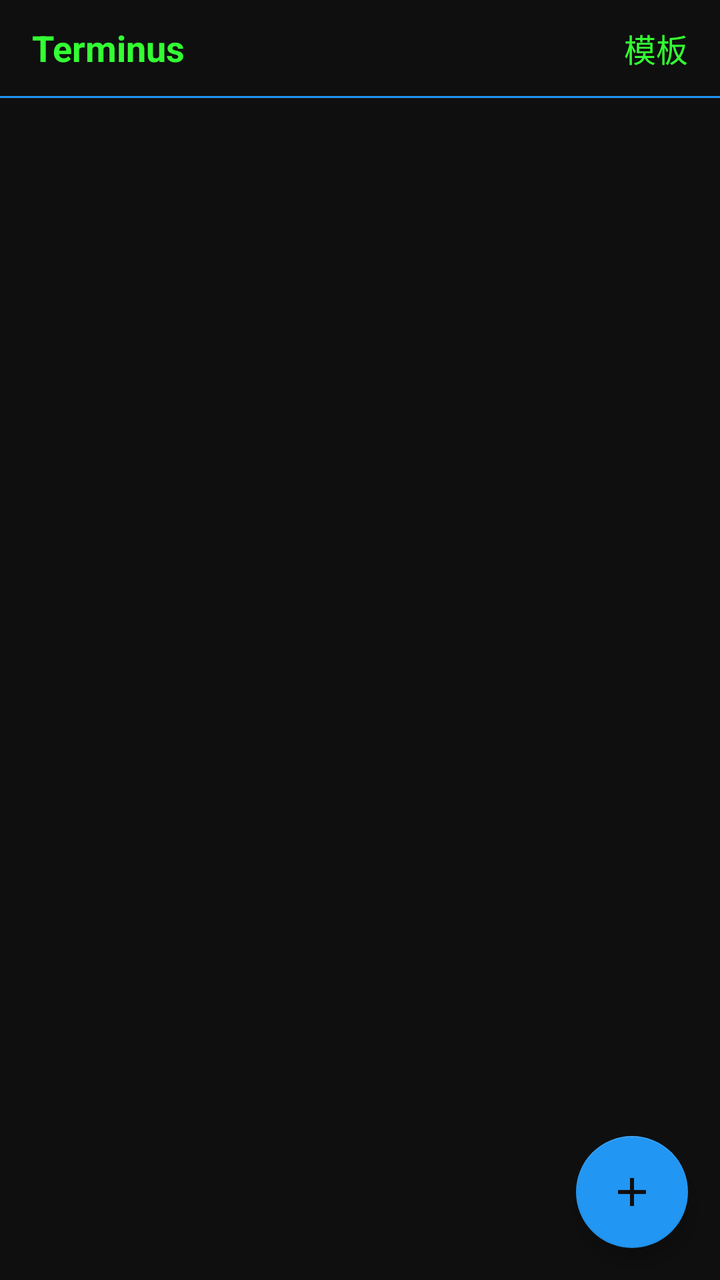
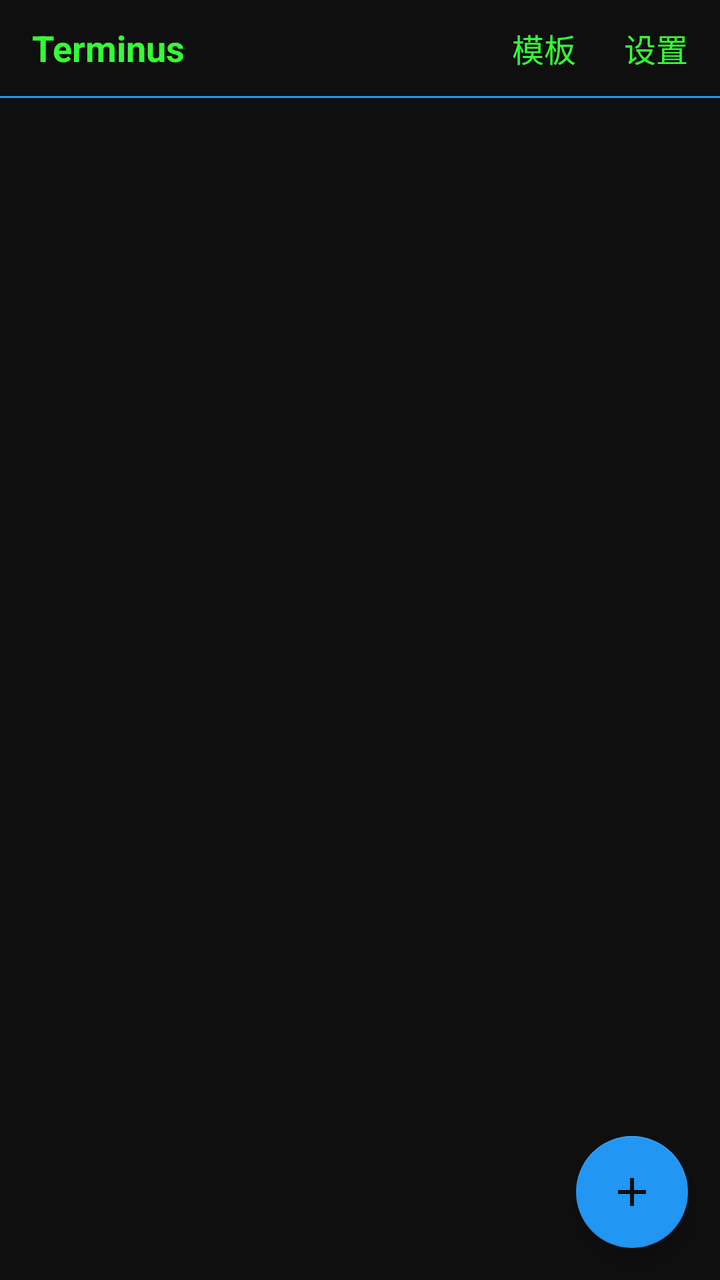

The first picture is an Android layout as it rendered before a commit; the second is the same layout after the commit. The layout source and the unified diff follow.
<!-- AndroidManifest.xml: application theme Theme.TerminusRoot -->
<!-- res/layout/activity_main.xml -->
<?xml version="1.0" encoding="utf-8"?>
<androidx.constraintlayout.widget.ConstraintLayout xmlns:android="http://schemas.android.com/apk/res/android"
    xmlns:app="http://schemas.android.com/apk/res-auto"
    xmlns:tools="http://schemas.android.com/tools"
    android:layout_width="match_parent"
    android:layout_height="match_parent"
    tools:context=".MainActivity">

    <TextView
        android:id="@+id/headerTitle"
        style="@style/TitleBar"
        android:text="@string/app_name"
        app:layout_constraintEnd_toStartOf="@id/headerLink"
        app:layout_constraintStart_toStartOf="parent"
        app:layout_constraintTop_toTopOf="parent" />

    <TextView
        android:id="@+id/headerLink"
        android:layout_width="wrap_content"
        android:layout_height="wrap_content"
        android:background="?attr/selectableItemBackground"
        android:contentDescription="@string/templates"
        android:paddingStart="12dp"
        android:paddingEnd="16dp"
        android:text="@string/templates"
        android:textColor="@color/terminal_text"
        android:textSize="16sp"
        app:layout_constraintBottom_toBottomOf="@id/headerTitle"
        app:layout_constraintEnd_toEndOf="parent"
        app:layout_constraintTop_toTopOf="@id/headerTitle" />

    <View
        android:id="@+id/headerDivider"
        android:layout_width="match_parent"
        android:layout_height="1dp"
        android:background="@color/accent"
        app:layout_constraintTop_toBottomOf="@id/headerTitle" />

    <androidx.recyclerview.widget.RecyclerView
        android:id="@+id/recyclerSessions"
        android:layout_width="match_parent"
        android:layout_height="0dp"
        app:layout_constraintBottom_toBottomOf="parent"
        app:layout_constraintEnd_toEndOf="parent"
        app:layout_constraintStart_toStartOf="parent"
        app:layout_constraintTop_toBottomOf="@id/headerDivider"
        tools:listitem="@layout/item_session" />

    <TextView
        android:id="@+id/textEmpty"
        android:layout_width="wrap_content"
        android:layout_height="wrap_content"
        android:text="@string/empty_sessions"
        android:visibility="gone"
        app:layout_constraintBottom_toBottomOf="parent"
        app:layout_constraintEnd_toEndOf="parent"
        app:layout_constraintStart_toStartOf="parent"
        app:layout_constraintTop_toTopOf="parent" />

    <com.google.android.material.floatingactionbutton.FloatingActionButton
        android:id="@+id/fabNewSession"
        android:layout_width="wrap_content"
        android:layout_height="wrap_content"
        android:layout_margin="16dp"
        android:contentDescription="@string/new_session"
        android:src="@drawable/ic_add"
        app:layout_constraintBottom_toBottomOf="parent"
        app:layout_constraintEnd_toEndOf="parent"
        app:tint="@color/terminal_bg" />
</androidx.constraintlayout.widget.ConstraintLayout>
<!-- res/layout/item_session.xml (included above) -->
<?xml version="1.0" encoding="utf-8"?>
<androidx.cardview.widget.CardView xmlns:android="http://schemas.android.com/apk/res/android"
    xmlns:app="http://schemas.android.com/apk/res-auto"
    android:layout_width="match_parent"
    android:layout_height="wrap_content"
    android:layout_margin="8dp"
    app:cardBackgroundColor="#1A1A1A"
    app:cardCornerRadius="8dp"
    app:cardElevation="4dp">

    <LinearLayout
        android:layout_width="match_parent"
        android:layout_height="wrap_content"
        android:orientation="horizontal"
        android:padding="12dp">

        <LinearLayout
            android:layout_width="0dp"
            android:layout_height="wrap_content"
            android:layout_weight="1"
            android:orientation="vertical">

            <TextView
                android:id="@+id/textSessionName"
                android:layout_width="match_parent"
                android:layout_height="wrap_content"
                android:fontFamily="monospace"
                android:textColor="@color/terminal_text"
                android:textSize="14sp"
                android:textStyle="bold" />

            <TextView
                android:id="@+id/textSessionInfo"
                android:layout_width="match_parent"
                android:layout_height="wrap_content"
                android:layout_marginTop="4dp"
                android:fontFamily="monospace"
                android:textColor="#88FF88"
                android:textSize="11sp" />
        </LinearLayout>

        <ImageButton
            android:id="@+id/buttonMenu"
            android:layout_width="wrap_content"
            android:layout_height="wrap_content"
            android:background="?attr/selectableItemBackgroundBorderless"
            android:contentDescription="@string/sessions"
            android:src="@android:drawable/ic_menu_more"
            app:tint="@color/terminal_text" />
    </LinearLayout>
</androidx.cardview.widget.CardView>
<!-- resources referenced by this layout -->
<resources>
  <color name="accent">#FF2196F3</color>
  <color name="terminal_bg">#FF0F0F0F</color>
  <color name="terminal_text">#FF33FF33</color>
  <!-- drawable ic_add (drawable) -->
  <vector xmlns:android="http://schemas.android.com/apk/res/android"
      android:width="24dp"
      android:height="24dp"
      android:viewportWidth="24"
      android:viewportHeight="24">
      <path
          android:fillColor="@color/terminal_text"
          android:pathData="M19,13h-6v6h-2v-6H5v-2h6V5h2v6h6v2z" />
  </vector>
  <string name="app_name">Terminus</string>
  <string name="empty_sessions">暂无会话，点击右下角新建</string>
  <string name="new_session">新建会话</string>
  <string name="sessions">会话列表</string>
  <string name="templates">模板</string>
  <style name="TitleBar">
          <item name="android:layout_width">match_parent</item>
          <item name="android:layout_height">48dp</item>
          <item name="android:background">@color/terminal_bg</item>
          <item name="android:gravity">center_vertical</item>
          <item name="android:paddingStart">16dp</item>
          <item name="android:paddingEnd">16dp</item>
          <item name="android:textColor">@color/terminal_text</item>
          <item name="android:textSize">18sp</item>
          <item name="android:textStyle">bold</item>
      </style>
  <style name="Theme.TerminusRoot" parent="Theme.MaterialComponents.DayNight.NoActionBar">
          <item name="colorPrimary">@color/terminal_bg</item>
          <item name="colorPrimaryVariant">@color/black</item>
          <item name="colorOnPrimary">@color/terminal_text</item>
          <item name="colorSecondary">@color/accent</item>
          <item name="colorOnSecondary">@color/white</item>
          <item name="android:windowBackground">@color/terminal_bg</item>
          <item name="android:textColor">@color/terminal_text</item>
      </style>
  <color name="black">#FF000000</color>
  <color name="white">#FFFFFFFF</color>
</resources>

<!-- the commit's change to res/layout/activity_main.xml (unified diff, before → after) -->
@@ -21,8 +21,23 @@
         android:background="?attr/selectableItemBackground"
         android:contentDescription="@string/templates"
         android:paddingStart="12dp"
+        android:paddingEnd="12dp"
+        android:text="@string/templates"
+        android:textColor="@color/terminal_text"
+        android:textSize="16sp"
+        app:layout_constraintBottom_toBottomOf="@id/headerTitle"
+        app:layout_constraintEnd_toStartOf="@id/settingsLink"
+        app:layout_constraintTop_toTopOf="@id/headerTitle" />
+
+    <TextView
+        android:id="@+id/settingsLink"
+        android:layout_width="wrap_content"
+        android:layout_height="wrap_content"
+        android:background="?attr/selectableItemBackground"
+        android:contentDescription="@string/settings"
+        android:paddingStart="12dp"
         android:paddingEnd="16dp"
-        android:text="@string/templates"
+        android:text="@string/settings"
         android:textColor="@color/terminal_text"
         android:textSize="16sp"
         app:layout_constraintBottom_toBottomOf="@id/headerTitle"
<!-- resource entries referenced after the edit -->
@@ -17,6 +17,7 @@
   <string name="empty_sessions">暂无会话，点击右下角新建</string>
   <string name="new_session">新建会话</string>
   <string name="sessions">会话列表</string>
+  <string name="settings">设置</string>
   <string name="templates">模板</string>
   <style name="TitleBar">
           <item name="android:layout_width">match_parent</item>
